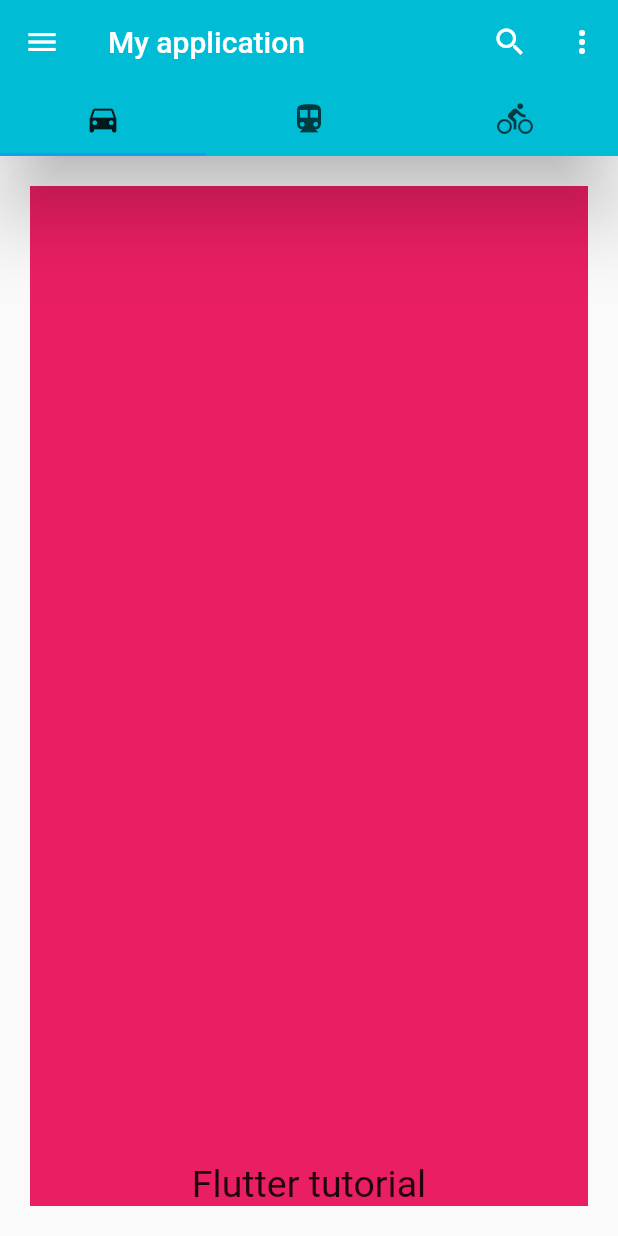
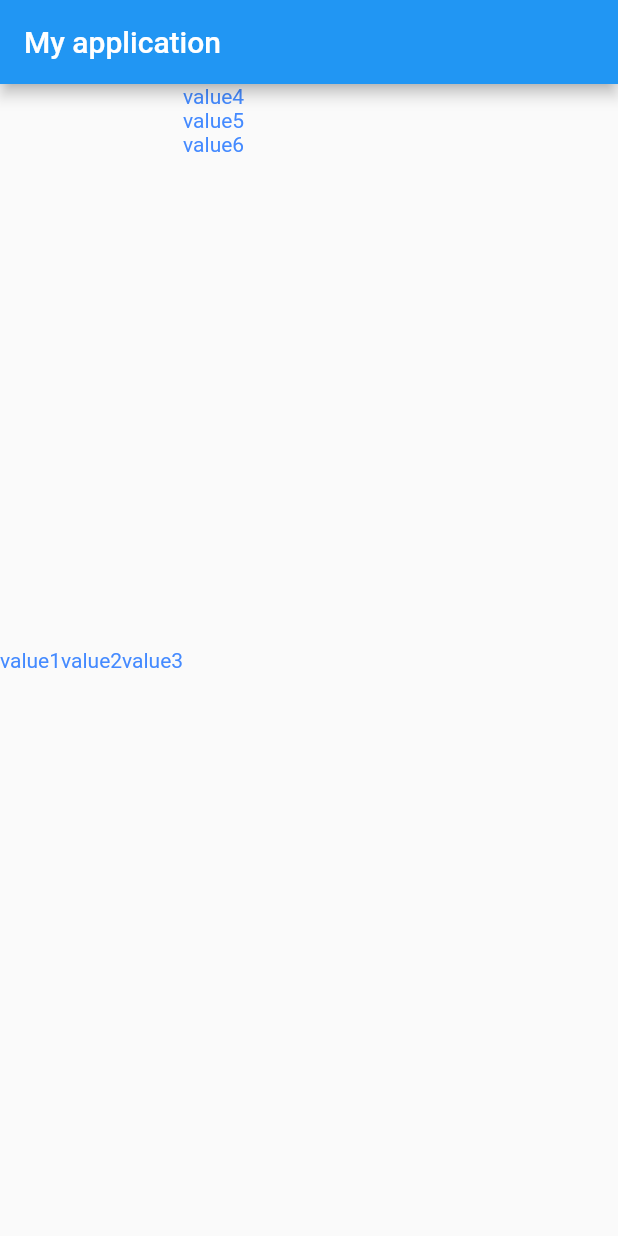
Before and after one commit to SalithaEkanayaka123/First_Flutter_Project, a Flutter app: the screen it shows after launch, on a phone screen of 412 x 824 dp. Run offline on Flutter 3.47's test engine with Material 2 defaults, Android fonts, the phone set to English and light mode, and no system bars.

Commit message:
tutorial 9

```diff
--- a/lib/main.dart
+++ b/lib/main.dart
@@ -1,22 +1,9 @@
 import 'package:flutter/material.dart';
 
-//tutorial 7
+//tutorial 9
 void main() {
   runApp(MyApp());
 }
-
-// class MyApp extends StatelessWidget {
-//   @override
-//   Widget build(BuildContext context) {
-//     return MaterialApp(
-//       title: 'Flutter Demo',
-//       theme: ThemeData(
-//         primarySwatch: Colors.blue,
-//       ),
-//       //home: MyHomePage(title: 'Flutter Demo Home Page'),
-//     );
-//   }
-// }
 
 class MyApp extends StatelessWidget {
   @override
@@ -32,52 +19,69 @@ class MyApp extends StatelessWidget {
         child: Scaffold(
           appBar: AppBar(
             title: Text('My application'),
-            leading: IconButton(
-              icon: Icon(Icons.menu),
-              onPressed: () {},
-              //if onPressed: null, icon cannot be pressed
-            ),
-            actions: [
-              IconButton(
-                icon: Icon(Icons.search),
-                onPressed: () {},
-                //if onPressed: null, icon cannot be pressed
-              ),
-              IconButton(
-                icon: Icon(Icons.more_vert),
-                onPressed: () {},
-                //if onPressed: null, icon cannot be pressed
-              ),
-            ],
-            // flexibleSpace: Image.asset(
-            //   "asserts/booking.jpg",
-            //   fit: BoxFit.cover,
-            // ),
-            bottom: TabBar(
-              tabs: [
-                Tab(icon: Icon(Icons.directions_car)),
-                Tab(icon: Icon(Icons.directions_transit)),
-                Tab(icon: Icon(Icons.directions_bike)),
+          ),
+          // body: Container(
+          //   width: double.infinity,
+          //   child: Column(
+          //     // mainAxisAlignment: MainAxisAlignment.center,//center the child elements in the main axisis
+          //     mainAxisAlignment:
+          //         MainAxisAlignment.spaceEvenly, //space between children
+          //     crossAxisAlignment: CrossAxisAlignment.center,
+          //     children: [
+          //       Text(
+          //         "value1",
+          //         style: TextStyle(color: Colors.blueAccent),
+          //       ),
+          //       Text(
+          //         "value2",
+          //         style: TextStyle(color: Colors.blueAccent),
+          //       ),
+          //       Text(
+          //         "value3",
+          //         style: TextStyle(color: Colors.blueAccent),
+          //       ),
+          //     ],
+          //   ),
+          // ),
+          body: Container(
+            //width: double.infinity,
+            height: double.infinity,
+            child: Row(
+              // mainAxisAlignment: MainAxisAlignment
+              //     .center, //center the child elements in the main axisis
+              // // mainAxisAlignment:
+              // //     MainAxisAlignment.spaceEvenly, //space between children
+              // crossAxisAlignment: CrossAxisAlignment.center,
+              children: [
+                Text(
+                  "value1",
+                  style: TextStyle(color: Colors.blueAccent),
+                ),
+                Text(
+                  "value2",
+                  style: TextStyle(color: Colors.blueAccent),
+                ),
+                Text(
+                  "value3",
+                  style: TextStyle(color: Colors.blueAccent),
+                ),
+                Column(
+                  children: [
+                    Text(
+                      "value4",
+                      style: TextStyle(color: Colors.blueAccent),
+                    ),
+                    Text(
+                      "value5",
+                      style: TextStyle(color: Colors.blueAccent),
+                    ),
+                    Text(
+                      "value6",
+                      style: TextStyle(color: Colors.blueAccent),
+                    ),
+                  ],
+                ),
               ],
-            ),
-            elevation: 22.0,
-            backgroundColor: Colors.cyan,
-          ),
-          body: Container(
-            margin: EdgeInsets.all(20.0),
-            // padding: EdgeInsets.all(50.0),
-            // padding: EdgeInsets.symmetric(horizontal: 50.0),
-            padding: EdgeInsets.only(top: 200.0),
-            // transform: Matrix4.rotationZ(0.1),//angle container
-            alignment: Alignment.bottomCenter,
-            color: Colors.pink,
-            height: double.infinity,
-            width: double.infinity,
-            child: Text(
-              'Flutter tutorial',
-              style: TextStyle(
-                fontSize: 25.0,
-              ),
             ),
           ),
         ),
@@ -86,13 +90,105 @@ class MyApp extends StatelessWidget {
   }
 }
 
-Widget tab1() {
-  return Container(
-    child: Center(
-      child: Text('test'),
-    ),
-  );
-}
+
+
+
+
+
+
+// //tutorial 7
+// void main() {
+//   runApp(MyApp());
+// }
+
+// // class MyApp extends StatelessWidget {
+// //   @override
+// //   Widget build(BuildContext context) {
+// //     return MaterialApp(
+// //       title: 'Flutter Demo',
+// //       theme: ThemeData(
+// //         primarySwatch: Colors.blue,
+// //       ),
+// //       //home: MyHomePage(title: 'Flutter Demo Home Page'),
+// //     );
+// //   }
+// // }
+
+// class MyApp extends StatelessWidget {
+//   @override
+//   Widget build(BuildContext context) {
+//     return MaterialApp(
+//       debugShowCheckedModeBanner: false,
+//       theme: ThemeData(
+//         brightness: Brightness.light,
+//         primaryColor: Colors.orange,
+//       ),
+//       home: DefaultTabController(
+//         length: 3,
+//         child: Scaffold(
+//           appBar: AppBar(
+//             title: Text('My application'),
+//             leading: IconButton(
+//               icon: Icon(Icons.menu),
+//               onPressed: () {},
+//               //if onPressed: null, icon cannot be pressed
+//             ),
+//             actions: [
+//               IconButton(
+//                 icon: Icon(Icons.search),
+//                 onPressed: () {},
+//                 //if onPressed: null, icon cannot be pressed
+//               ),
+//               IconButton(
+//                 icon: Icon(Icons.more_vert),
+//                 onPressed: () {},
+//                 //if onPressed: null, icon cannot be pressed
+//               ),
+//             ],
+//             // flexibleSpace: Image.asset(
+//             //   "asserts/booking.jpg",
+//             //   fit: BoxFit.cover,
+//             // ),
+//             bottom: TabBar(
+//               tabs: [
+//                 Tab(icon: Icon(Icons.directions_car)),
+//                 Tab(icon: Icon(Icons.directions_transit)),
+//                 Tab(icon: Icon(Icons.directions_bike)),
+//               ],
+//             ),
+//             elevation: 22.0,
+//             backgroundColor: Colors.cyan,
+//           ),
+//           body: Container(
+//             margin: EdgeInsets.all(20.0),
+//             // padding: EdgeInsets.all(50.0),
+//             // padding: EdgeInsets.symmetric(horizontal: 50.0),
+//             padding: EdgeInsets.only(top: 200.0),
+//             // transform: Matrix4.rotationZ(0.1),//angle container
+//             alignment: Alignment.bottomCenter,
+//             color: Colors.pink,
+//             height: double.infinity,
+//             width: double.infinity,
+//             child: Text(
+//               'Flutter tutorial',
+//               style: TextStyle(
+//                 fontSize: 25.0,
+//               ),
+//             ),
+//           ),
+//         ),
+//       ),
+//     );
+//   }
+// }
+
+// Widget tab1() {
+//   return Container(
+//     child: Center(
+//       child: Text('test'),
+//     ),
+//   );
+// }
 
 //tutorial 6
 // void main() {
```
